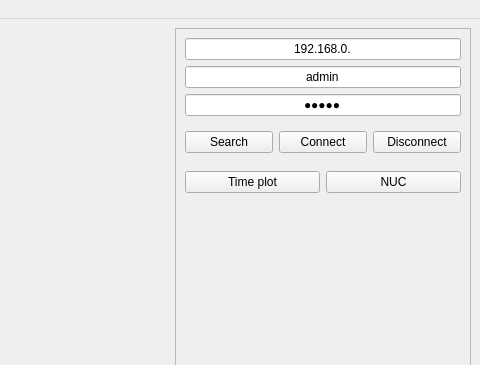
Qt form viewer.ui (sue9010/IPCamera) before a commit; both pictures show x 480 to 960 and y 0 to 365 of the 960 by 540 pixel window.
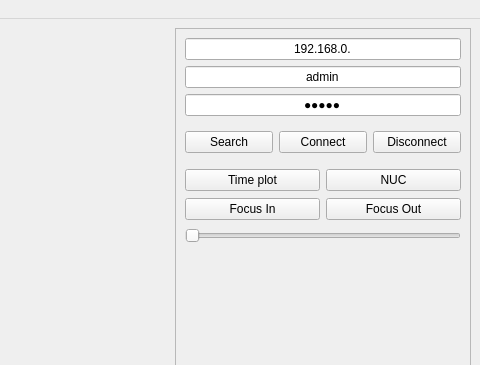
The same form after that commit.

Commit message: focus in/out 구현

```diff
--- a/viewer.ui
+++ b/viewer.ui
@@ -129,10 +129,10 @@
          <property name="maximumSize">
           <size>
            <width>16777215</width>
-           <height>29</height>
+           <height>54</height>
           </size>
          </property>
-         <layout class="QHBoxLayout" name="horizontalLayout_3">
+         <layout class="QGridLayout" name="gridLayout_2">
           <property name="leftMargin">
            <number>0</number>
           </property>
@@ -145,23 +145,44 @@
           <property name="bottomMargin">
            <number>0</number>
           </property>
-          <item>
+          <item row="0" column="0">
            <widget class="QPushButton" name="time_plot_button">
             <property name="text">
              <string>Time plot</string>
             </property>
            </widget>
           </item>
-          <item>
+          <item row="0" column="1">
            <widget class="QPushButton" name="nuc_button">
             <property name="text">
              <string>NUC</string>
             </property>
            </widget>
           </item>
+          <item row="1" column="0">
+           <widget class="QPushButton" name="focusInButton">
+            <property name="text">
+             <string>Focus In</string>
+            </property>
+           </widget>
+          </item>
+          <item row="1" column="1">
+           <widget class="QPushButton" name="focusOutButton">
+            <property name="text">
+             <string>Focus Out</string>
+            </property>
+           </widget>
+          </item>
          </layout>
         </widget>
        </item>
+       <item>
+        <widget class="QSlider" name="focusSpeedSlider">
+         <property name="orientation">
+          <enum>Qt::Horizontal</enum>
+         </property>
+        </widget>
+       </item>
        <item>
         <widget class="QWidget" name="roi_grid" native="true">
          <layout class="QGridLayout" name="gridLayout"/>
```
The commit also changes 5 other files.
